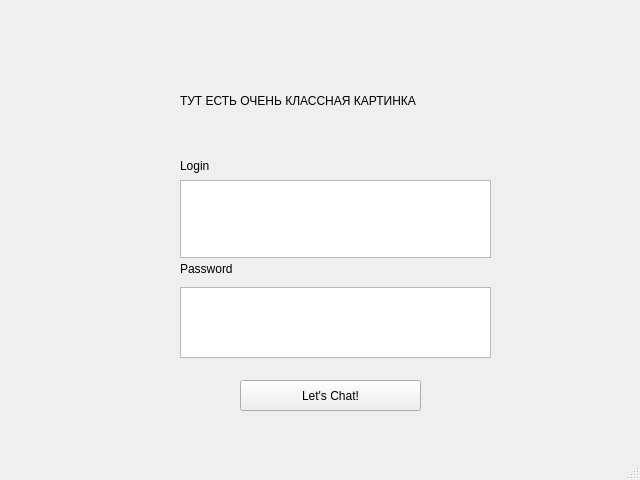
This is login_page.ui in Rassoliny/MyOwnMess as Qt 5 draws it before an edit. The edited form follows.
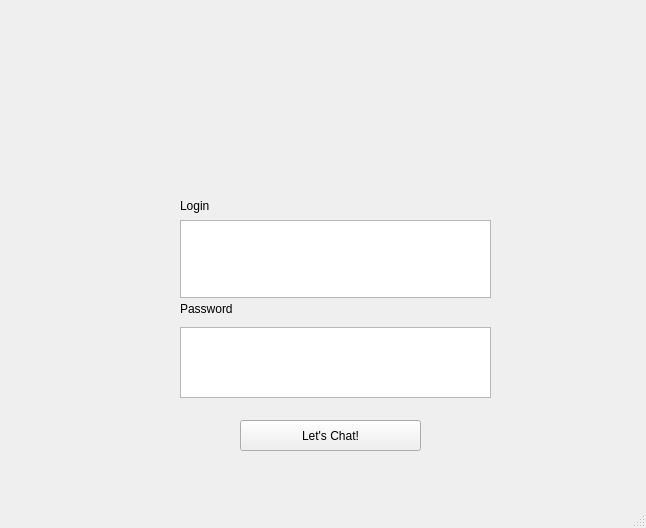
This is the edited form. Icons and pictures are not drawn.

What changed in the file:
```diff
--- a/login_page.ui
+++ b/login_page.ui
@@ -6,8 +6,8 @@
    <rect>
     <x>0</x>
     <y>0</y>
-    <width>640</width>
-    <height>480</height>
+    <width>646</width>
+    <height>528</height>
    </rect>
   </property>
   <property name="windowTitle">
@@ -17,21 +17,24 @@
    <widget class="QLabel" name="label">
     <property name="geometry">
      <rect>
-      <x>180</x>
-      <y>60</y>
-      <width>291</width>
-      <height>81</height>
+      <x>240</x>
+      <y>10</y>
+      <width>371</width>
+      <height>191</height>
      </rect>
     </property>
     <property name="text">
-     <string>ТУТ ЕСТЬ ОЧЕНЬ КЛАССНАЯ КАРТИНКА</string>
+     <string/>
+    </property>
+    <property name="pixmap">
+     <pixmap>snake.jpg</pixmap>
     </property>
    </widget>
    <widget class="QPlainTextEdit" name="PasswordPlainTextEdit">
     <property name="geometry">
      <rect>
       <x>180</x>
-      <y>287</y>
+      <y>327</y>
       <width>311</width>
       <height>71</height>
      </rect>
@@ -41,7 +44,7 @@
     <property name="geometry">
      <rect>
       <x>180</x>
-      <y>150</y>
+      <y>190</y>
       <width>161</width>
       <height>31</height>
      </rect>
@@ -54,7 +57,7 @@
     <property name="geometry">
      <rect>
       <x>180</x>
-      <y>260</y>
+      <y>300</y>
       <width>68</width>
       <height>17</height>
      </rect>
@@ -67,7 +70,7 @@
     <property name="geometry">
      <rect>
       <x>240</x>
-      <y>380</y>
+      <y>420</y>
       <width>181</width>
       <height>31</height>
      </rect>
@@ -80,7 +83,7 @@
     <property name="geometry">
      <rect>
       <x>180</x>
-      <y>180</y>
+      <y>220</y>
       <width>311</width>
       <height>78</height>
      </rect>
```
Left out of the diff: 2 changed lines with no effect on the pictures.
